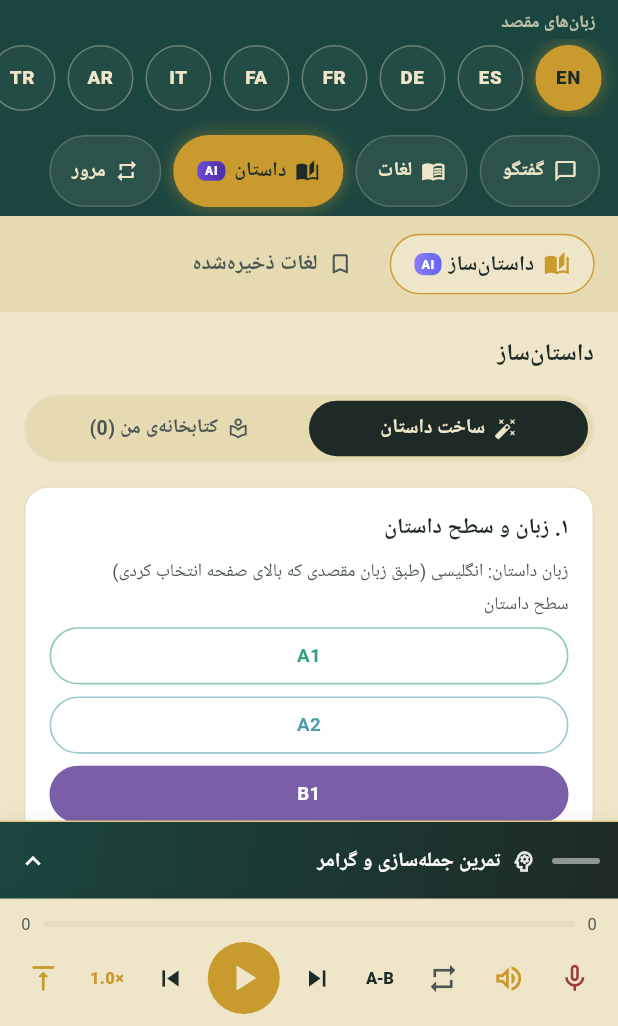
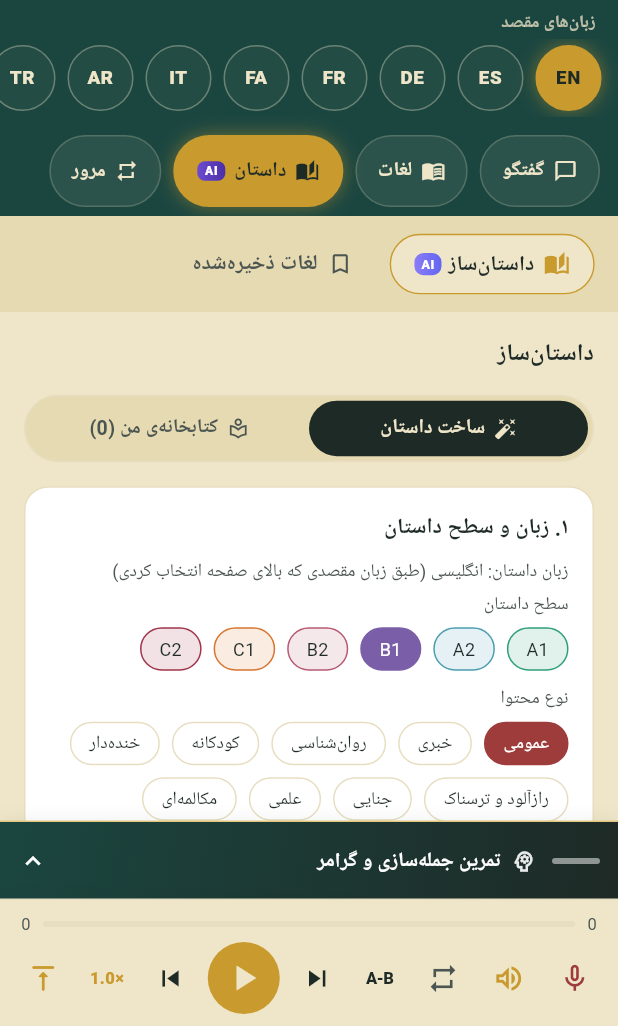
Before and after one commit to maryam1998/Zflut, a Flutter app: the screen it shows after launch, on a phone screen of 412 x 824 dp, the part 210-1236 px from its top. Run offline on Flutter 3.47's test engine with Material 3 defaults, Android fonts, the phone set to English and light mode, and no system bars; our stand-ins replace dio, flutter_riverpod, flutter_tts, go_router, just_audio, shared_preferences and 1 more; accounts and stored records are empty; generated files the repository leaves out were written again; Roboto replaces fonts that are missing (Vazirmatn).

Commit message:
chore: apply patch zip

```diff
--- a/lib/core/widgets/level_chips.dart
+++ b/lib/core/widgets/level_chips.dart
@@ -71,8 +71,9 @@ class LevelChip extends StatelessWidget {
     final c = context.appColors;
     final isAll = level == 'all';
     final Color base = isAll ? c.headerFrom : levelColor(level);
-    final Color fill = active ? base : Colors.white;
-    final Color border = active ? base : (isAll ? c.cardBorder : base.withOpacity(0.55));
+    final Color fill =
+        active ? base : (isAll ? Colors.white : levelBgColor(level));
+    final Color border = active ? base : (isAll ? c.cardBorder : base);
     final Color text =
         active ? (isAll ? c.headerText : Colors.white) : (isAll ? c.inkSoft : base);
 
--- a/lib/features/tabs/_hope_panel.dart
+++ b/lib/features/tabs/_hope_panel.dart
@@ -130,6 +130,8 @@ class HopeChoiceChip extends StatelessWidget {
   final Color activeBorder;
   final Color activeFill;
   final Color activeText;
+  final Color? inactiveFill;
+  final Color? inactiveBorder;
   final EdgeInsetsGeometry padding;
   final double fontSize;
   final VoidCallback onTap;
@@ -142,6 +144,8 @@ class HopeChoiceChip extends StatelessWidget {
     required this.activeFill,
     required this.activeText,
     required this.onTap,
+    this.inactiveFill,
+    this.inactiveBorder,
     this.padding = const EdgeInsets.symmetric(horizontal: 12, vertical: 5),
     this.fontSize = 12,
   });
@@ -154,10 +158,10 @@ class HopeChoiceChip extends StatelessWidget {
       child: Container(
         padding: padding,
         decoration: BoxDecoration(
-          color: active ? activeFill : Colors.white,
+          color: active ? activeFill : (inactiveFill ?? Colors.white),
           borderRadius: BorderRadius.circular(20),
           border: Border.all(
-            color: active ? activeBorder : c.cardBorder,
+            color: active ? activeBorder : (inactiveBorder ?? c.cardBorder),
             width: 1,
           ),
         ),
--- a/lib/features/tabs/story_tab.dart
+++ b/lib/features/tabs/story_tab.dart
@@ -3,6 +3,8 @@ import 'dart:async';
 import 'package:flutter/material.dart';
 import 'package:flutter_riverpod/flutter_riverpod.dart';
 
+import '../../core/constants/cefr_levels.dart';
+import '../../core/constants/level_colors.dart';
 import '../../core/constants/supported_languages.dart';
 import '../../core/providers/ai_settings_provider.dart';
 import '../../core/providers/conversation_provider.dart';
@@ -11,7 +13,6 @@ import '../../core/providers/reader_providers.dart';
 import '../../core/providers/story_library_provider.dart';
 import '../../core/providers/translation_provider.dart';
 import '../../core/theme/app_theme_colors.dart';
-import '../../core/widgets/level_chips.dart';
 import '_hope_panel.dart';
 
 // ═══════════════════════════════════════════════════════════════════
@@ -456,11 +457,22 @@ class _StoryTabState extends ConsumerState<StoryTab> {
               style: TextStyle(color: c.inkSoft, fontSize: 12),
             ),
           label('سطح داستان', top: 4),
-          LevelChips(
-            selected: _level,
-            includeAll: false,
-            wrap: true,
-            onSelect: (lv) => setState(() => _level = lv),
+          Wrap(
+            spacing: 8,
+            runSpacing: 8,
+            children: [
+              for (final lv in kCefrLevels)
+                HopeChoiceChip(
+                  label: lv,
+                  active: _level == lv,
+                  activeBorder: levelColor(lv),
+                  activeFill: levelColor(lv),
+                  activeText: Colors.white,
+                  inactiveBorder: levelColor(lv),
+                  inactiveFill: levelBgColor(lv),
+                  onTap: () => setState(() => _level = lv),
+                ),
+            ],
           ),
           label('نوع محتوا'),
           Wrap(
@@ -808,10 +820,30 @@ class _StoryTabState extends ConsumerState<StoryTab> {
           ),
         ),
       // سطح‌ها همیشه نشان داده می‌شوند (مثل LevelFilterRow در Hope)
-      LevelChips(
-        selected: _libLevel,
+      SizedBox(
         height: 34,
-        onSelect: (lv) => setState(() => _libLevel = lv),
+        child: ListView.separated(
+          scrollDirection: Axis.horizontal,
+          itemCount: 1 + kCefrLevels.length,
+          separatorBuilder: (_, __) => const SizedBox(width: 8),
+          itemBuilder: (_, i) {
+            final lv = i == 0 ? 'all' : kCefrLevels[i - 1];
+            return Center(
+              child: HopeChoiceChip(
+                label: lv == 'all' ? 'همه سطوح' : lv,
+                active: _libLevel == lv,
+                activeBorder: lv == 'all' ? c.teal : levelColor(lv),
+                activeFill: lv == 'all' ? c.teal : levelColor(lv),
+                activeText: Colors.white,
+                inactiveBorder: lv == 'all' ? null : levelColor(lv),
+                inactiveFill: lv == 'all' ? null : levelBgColor(lv),
+                padding:
+                    const EdgeInsets.symmetric(horizontal: 14, vertical: 6),
+                onTap: () => setState(() => _libLevel = lv),
+              ),
+            );
+          },
+        ),
       ),
       if (stories.isEmpty)
         const HopeEmptyText('هنوز داستانی ذخیره نکردی.')
```
Also changed, not shown: 1 other file.
